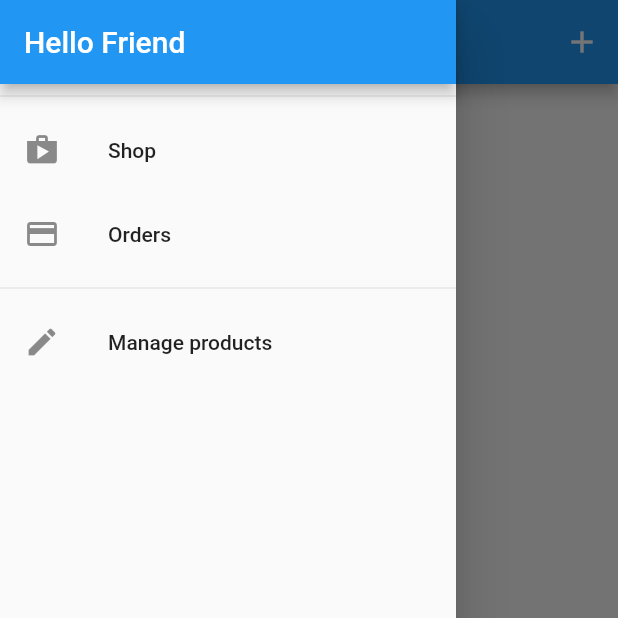
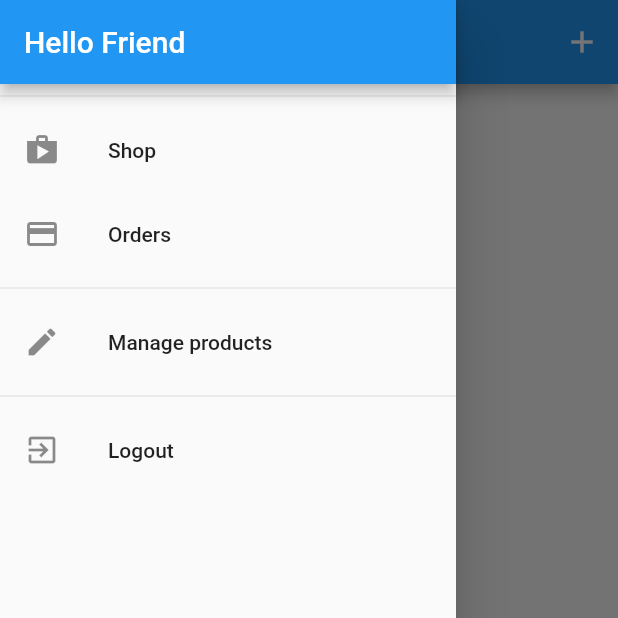
Before and after one commit to lokeshny/Shopping_app, a Flutter app: the UserProductScreen screen opened by its route, with the side drawer open, on a phone screen of 412 x 824 dp, the top half of it. Run offline on Flutter 3.47's test engine with Material 2 defaults, Android fonts, the phone set to English and light mode, and no system bars; our stand-ins replace shared_preferences; accounts and stored records are empty; network calls fail.

Commit message:
final commit afetr 11

```diff
--- a/lib/screens/products_overview_screen.dart
+++ b/lib/screens/products_overview_screen.dart
@@ -39,10 +39,12 @@ class _ProductOverviewScreenState extends State<ProductOverviewScreen> {
     if(_isInit){
       setState((){
         _isLoading  = true;
+
       });
 
       Provider.of<Products>(context).fetchAndSetProducts().then((_) {
         setState((){
+          print('22222222222222');
           _isLoading  = false;
         });
       });
--- a/lib/screens/user_product_screen.dart
+++ b/lib/screens/user_product_screen.dart
@@ -5,18 +5,22 @@ import 'package:shop_app/widgets/user_product_item.dart';
 import 'package:shop_app/widgets/app_drawer.dart';
 import 'package:provider/provider.dart';
 
-class UserProductScreen extends StatelessWidget {
+class UserProductScreen extends StatefulWidget {
   static const routeName = "/user-products";
 
-  Future<void> _refreshProduct(BuildContext context)async {
-    await Provider.of<Products>(context,listen: false).fetchAndSetProducts();
-
+  @override
+  State<UserProductScreen> createState() => _UserProductScreenState();
 }
 
+class _UserProductScreenState extends State<UserProductScreen> {
+  Future<void> _refreshProduct(BuildContext context) async {
+    await Provider.of<Products>(context, listen: false)
+        .fetchAndSetProducts(true);
+  }
 
   @override
   Widget build(BuildContext context) {
-    final productsData = Provider.of<Products>(context);
+    /*final productsData = Provider.of<Products>(context);*/
     return Scaffold(
       appBar: AppBar(
         title: const Text('Your Products'),
@@ -30,18 +34,27 @@ class UserProductScreen extends StatelessWidget {
         ],
       ),
       drawer: AppDrawer(),
-      body: RefreshIndicator(
-        onRefresh: ()=>_refreshProduct(context),
-        child: Padding(
+      body: FutureBuilder(
+        future: _refreshProduct(context),
+        builder: (context, snapshot) =>
+            snapshot.connectionState == ConnectionState.waiting
+                ? Center(
+                    child: CircularProgressIndicator(),
+                  )
+                : RefreshIndicator(
+                    onRefresh: () => _refreshProduct(context),
+                    child: Consumer<Products>(
+                      builder: (context,productsData, _)=>
+                       Padding(
                         padding: EdgeInsets.all(8),
                         child: ListView.builder(
                           itemCount: productsData.items.length,
                           itemBuilder: (_, index) => Column(
                             children: [
                               UserProductItem(
-                  title:  productsData.items[index].title,
-                    id:  productsData.items[index].id,
-                    imageUrl:productsData.items[index].imageUrl,
+                                title: productsData.items[index].title,
+                                id: productsData.items[index].id,
+                                imageUrl: productsData.items[index].imageUrl,
                               ),
                               Divider()
                             ],
@@ -49,6 +62,8 @@ class UserProductScreen extends StatelessWidget {
                         ),
                       ),
                     ),
+                  ),
+      ),
     );
   }
 }
--- a/lib/widgets/app_drawer.dart
+++ b/lib/widgets/app_drawer.dart
@@ -1,5 +1,7 @@
 import 'package:flutter/material.dart';
+import 'package:provider/provider.dart';
 
+import '../providers/auth.dart';
 import '../screens/order_screen.dart';
 import '../screens/user_product_screen.dart';
 
@@ -38,6 +40,17 @@ class AppDrawer extends StatelessWidget {
               Navigator.of(context).pushReplacementNamed(UserProductScreen.routeName);
             },
           ),
+          Divider(),
+          ListTile(
+            leading: Icon(Icons.exit_to_app),
+            title: Text('Logout '),
+            onTap: () {
+              Navigator.of(context).pop();
+              Navigator.of(context).pushReplacementNamed('/');
+
+              Provider.of<Auth>(context,listen: false).logout();
+            },
+          ),
         ],
       ),
     );
--- a/pubspec.yaml
+++ b/pubspec.yaml
@@ -43,6 +43,7 @@ dependencies:
   intl: ^0.17.0
   http: ^0.13.5
   firebase_database: ^10.0.6
+  shared_preferences: ^2.0.15
 
 
 dev_dependencies:
```
Also changed, not shown: lib/helper/custom_route.dart (added, +46 -0 lines), lib/main.dart (+21 -10 lines), lib/providers/auth.dart (+61 -1 lines), lib/providers/orders.dart (+37 -4 lines), lib/providers/product.dart (+7 -7 lines), lib/providers/products.dart (+15 -11 lines), lib/screens/splash_screen.dart (added, +12 -0 lines), lib/screens/auth_scree.dart (indentation only), lib/screens/cart_screen.dart (indentation only), lib/screens/edit_product_screen.dart (indentation only), lib/screens/order_screen.dart (indentation only), lib/widgets/user_product_item.dart (line endings or trailing spaces), pubspec.lock. Lines whose indentation alone changed are shown as unchanged.
